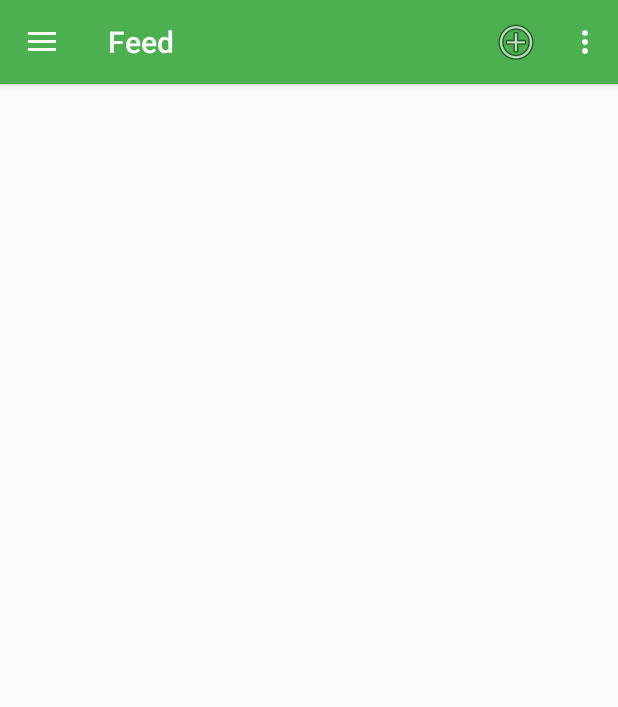
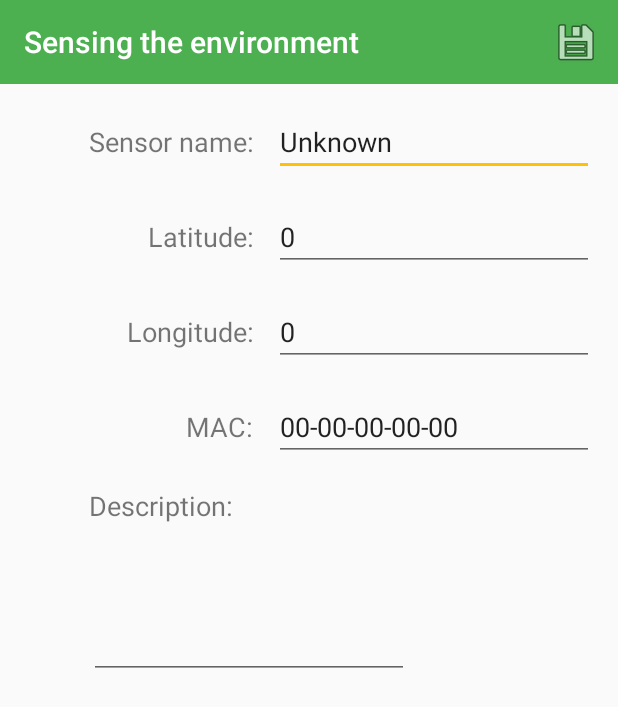
Before and after one commit to MiguelHorta/Sensing-the-environment, an Android app: the screen it shows after launch (Feed before the commit, EditSensor after it), after a tap on "Add Sensor", on a phone screen of 412 x 824 dp. Shown: the top 707 px of the screen. Run offline under Robolectric (Android 15) with nearby library versions, the phone set to English and light mode, and no system bars; 1 statement that could not run was skipped.

Commit message:
Added the ability to edit and add new Sensors.

```diff
--- a/app/build.gradle
+++ b/app/build.gradle
@@ -31,6 +31,7 @@ dependencies {
     compile 'com.android.support:support-v4:24.2.1'
     compile 'com.android.support:recyclerview-v7:24.2.1'
     compile 'com.android.support:design:24.2.1'
+    compile 'com.jjoe64:graphview:4.2.1'
     compile 'com.github.miguelhorta:Bluetooth-Library:master-SNAPSHOT'
     testCompile 'junit:junit:4.12'
     compile 'com.google.android.gms:play-services-maps:9.8.0'
--- /dev/null
+++ b/app/src/main/java/ua/cm/sensingtheenvironment/EditSensor.java
@@ -0,0 +1,100 @@
+package ua.cm.sensingtheenvironment;
+
+import android.content.Intent;
+import android.support.v7.app.AppCompatActivity;
+import android.os.Bundle;
+import android.support.v7.widget.Toolbar;
+import android.view.Menu;
+import android.view.MenuItem;
+import android.widget.EditText;
+import android.widget.TextView;
+import android.widget.Toast;
+
+import java.util.List;
+import java.util.logging.Level;
+import java.util.logging.Logger;
+
+import ua.cm.sensingtheenvironment.database.Sensor;
+
+public class EditSensor extends AppCompatActivity {
+    private static Logger log = Logger.getLogger("SenseTheEnv");
+    public static final String ARG_LATITUDE = "lat";
+    public static final String ARG_LONGITUDE = "lng";
+//    public static final String ARG_MAC = "mac";
+//    public static final String ARG_NAME = "name";
+//    public static final String ARG_DESCRIPTION = "desc";
+    public static final String ARG_SENSOR_ID = "id";
+
+    private Sensor s = null;
+
+    @Override
+    protected void onCreate(Bundle savedInstanceState) {
+
+        super.onCreate(savedInstanceState);
+        setContentView(R.layout.activity_edit_sensor);
+
+        Toolbar toolbar = (Toolbar) findViewById(R.id.edit_sensor_toolbar);
+        setSupportActionBar(toolbar);
+        toolbar.setTitle(getTitle());
+
+        Bundle extras = getIntent().getExtras();
+        if(extras != null ) {
+            ((EditText)findViewById(R.id.latitude_edit)).setText(extras.getString(ARG_LATITUDE, "0"));
+            ((EditText)findViewById(R.id.longitude_edit)).setText(extras.getString(ARG_LONGITUDE, "0"));
+            if (extras.containsKey(ARG_SENSOR_ID)) {
+                s = Sensor.findById(Sensor.class, extras.getLong(ARG_SENSOR_ID));
+                ((EditText)findViewById(R.id.sensor_name_edit)).setText(s.getGivenName());
+                ((EditText)findViewById(R.id.mac_address_edit)).setText(s.getMAC());
+                ((EditText)findViewById(R.id.description_edit)).setText(s.getDesc());
+                ((EditText)findViewById(R.id.latitude_edit)).setText(String.valueOf(s.getLatitude()));
+                ((EditText)findViewById(R.id.longitude_edit)).setText(String.valueOf(s.getLongitude()));
+            }
+        }
+
+    }
+
+    @Override
+    public boolean onCreateOptionsMenu(Menu menu) {
+        // Inflate the menu; this adds items to the action bar if it is present.
+        getMenuInflater().inflate(R.menu.sensor_edit_menu, menu);
+        return true;
+    }
+
+    @Override
+    public boolean onOptionsItemSelected(MenuItem item) {
+        // Handle action bar item clicks here. The action bar will
+        // automatically handle clicks on the Home/Up button, so long
+        // as you specify a parent activity in AndroidManifest.xml.
+        Intent intent;
+        switch (item.getItemId()) {
+            // action with ID action_refresh was selected
+            case R.id.sensor_edit_save:
+                log.log(Level.INFO, "SAVE");
+                String name = ((TextView)findViewById(R.id.sensor_name_edit)).getText().toString();
+                name = name.isEmpty() ? "UnNamed": name;
+                String mac = ((TextView) findViewById(R.id.mac_address_edit)).getText().toString();
+                if (mac.length() != 2 * 6 + 5) {
+                    Toast.makeText(this, "Bad mac, failed.", Toast.LENGTH_SHORT)
+                            .show();
+                    break;
+                }
+                try {
+                    if(s == null)
+                        s = new Sensor();
+                    s.rePopulate(mac, Double.parseDouble(((TextView)findViewById(R.id.latitude_edit)).getText().toString()),
+                            Double.parseDouble(((TextView)findViewById(R.id.longitude_edit)).getText().toString()),
+                            name,
+                            ((TextView)findViewById(R.id.description_edit)).getText().toString());
+                    s.save();
+                    this.finish();
+                } catch (Exception e) {
+                    e.printStackTrace();
+                }
+                break;
+            default:
+                break;
+        }
+
+        return super.onOptionsItemSelected(item);
+    }
+}
--- a/app/src/main/java/ua/cm/sensingtheenvironment/Feed.java
+++ b/app/src/main/java/ua/cm/sensingtheenvironment/Feed.java
@@ -17,7 +17,6 @@ import android.os.RemoteException;
 import android.support.annotation.NonNull;
 import android.support.v4.app.ActivityCompat;
 import android.support.v4.content.ContextCompat;
-import android.support.v4.widget.ListViewAutoScrollHelper;
 import android.support.v7.app.AlertDialog;
 
 import android.support.design.widget.NavigationView;
@@ -25,7 +24,6 @@ import android.support.v4.view.GravityCompat;
 import android.support.v4.widget.DrawerLayout;
 import android.support.v7.app.ActionBarDrawerToggle;
 import android.support.v7.app.AppCompatActivity;
-import android.support.v7.widget.RecyclerView;
 import android.support.v7.widget.Toolbar;
 import android.view.LayoutInflater;
 import android.view.Menu;
@@ -96,6 +94,12 @@ public class Feed extends AppCompatActivity
     }
 
     @Override
+    protected void onResume() {
+        adapter.notifyDataSetChanged();
+        super.onResume();
+    }
+
+    @Override
     public void onBackPressed() {
         DrawerLayout drawer = (DrawerLayout) findViewById(R.id.drawer_layout);
         if (drawer.isDrawerOpen(GravityCompat.START)) {
@@ -108,7 +112,7 @@ public class Feed extends AppCompatActivity
     @Override
     public boolean onCreateOptionsMenu(Menu menu) {
         // Inflate the menu; this adds items to the action bar if it is present.
-        getMenuInflater().inflate(R.menu.feeder, menu);
+        getMenuInflater().inflate(R.menu.feed, menu);
         return true;
     }
 
@@ -121,8 +125,10 @@ public class Feed extends AppCompatActivity
         switch (item.getItemId()) {
             // action with ID action_refresh was selected
             case R.id.add_sensor:
-                Toast.makeText(this, "¡¡NOT IMPLEMENTED!!", Toast.LENGTH_SHORT)
-                        .show();
+                Intent i = new Intent(this, EditSensor.class);
+                i.putExtra(EditSensor.ARG_LATITUDE, 0);
+                i.putExtra(EditSensor.ARG_LONGITUDE, 0);
+                startActivity(i);
                 break;
             default:
                 break;
--- a/app/src/main/java/ua/cm/sensingtheenvironment/SensorDetailActivity.java
+++ b/app/src/main/java/ua/cm/sensingtheenvironment/SensorDetailActivity.java
@@ -4,6 +4,8 @@ import android.content.Intent;
 import android.os.Bundle;
 import android.support.design.widget.FloatingActionButton;
 import android.support.design.widget.Snackbar;
+import android.support.v4.app.Fragment;
+import android.support.v4.app.FragmentTransaction;
 import android.support.v7.widget.Toolbar;
 import android.view.View;
 import android.support.v7.app.AppCompatActivity;
--- /dev/null
+++ b/app/src/main/res/layout/activity_edit_sensor.xml
@@ -0,0 +1,130 @@
+<?xml version="1.0" encoding="utf-8"?>
+<LinearLayout xmlns:android="http://schemas.android.com/apk/res/android"
+    xmlns:tools="http://schemas.android.com/tools"
+    xmlns:app="http://schemas.android.com/apk/res-auto"
+    android:layout_width="match_parent"
+    android:layout_height="match_parent"
+    android:orientation="vertical">
+    <android.support.v7.widget.Toolbar
+    android:id="@+id/edit_sensor_toolbar"
+    android:minHeight="?attr/actionBarSize"
+    android:layout_width="match_parent"
+    android:layout_height="?attr/actionBarSize"
+    app:titleTextColor="@android:color/white"
+    android:background="?attr/colorPrimary" />
+    <RelativeLayout
+        android:id="@+id/activity_edit_sensor"
+        android:layout_width="match_parent"
+        android:layout_height="match_parent"
+        android:paddingBottom="@dimen/activity_vertical_margin"
+        android:paddingLeft="@dimen/activity_horizontal_margin"
+        android:paddingRight="@dimen/activity_horizontal_margin"
+        android:paddingTop="@dimen/activity_vertical_margin"
+        tools:context="ua.cm.sensingtheenvironment.EditSensor">
+
+        <TextView
+            android:text="@string/sensor_name"
+            android:layout_width="wrap_content"
+            android:layout_height="wrap_content"
+            android:id="@+id/sensor_name_label"
+            android:textSize="18sp"
+            android:layout_alignBaseline="@+id/sensor_name_edit"
+            android:layout_alignBottom="@+id/sensor_name_edit"
+            android:layout_toStartOf="@+id/sensor_name_edit"
+            android:layout_marginEnd="13dp" />
+
+        <EditText
+            android:layout_width="wrap_content"
+            android:layout_height="wrap_content"
+            android:inputType="textPersonName"
+            android:text="@android:string/unknownName"
+            android:ems="10"
+            android:id="@+id/sensor_name_edit"
+            android:layout_alignParentTop="true"
+            android:layout_alignParentEnd="true" />
+
+        <TextView
+            android:text="@string/latitude"
+            android:layout_width="wrap_content"
+            android:layout_height="wrap_content"
+            android:id="@+id/latitude_label"
+            android:layout_below="@+id/sensor_name_edit"
+            android:layout_alignEnd="@+id/sensor_name_label"
+            android:layout_marginTop="28dp"
+            android:textSize="18sp" />
+
+        <EditText
+            android:layout_width="wrap_content"
+            android:layout_height="wrap_content"
+            android:inputType="numberSigned|numberDecimal"
+            android:ems="10"
+            android:id="@+id/latitude_edit"
+            android:layout_alignBaseline="@+id/latitude_label"
+            android:layout_alignBottom="@+id/latitude_label"
+            android:layout_alignParentEnd="true"
+            android:text="0" />
+
+        <TextView
+            android:text="@string/longitude"
+            android:layout_width="wrap_content"
+            android:layout_height="wrap_content"
+            android:id="@+id/longitude_label"
+            android:layout_below="@+id/latitude_edit"
+            android:layout_alignEnd="@+id/latitude_label"
+            android:layout_marginTop="28dp"
+            android:textSize="18sp" />
+
+        <EditText
+            android:layout_width="wrap_content"
+            android:layout_height="wrap_content"
+            android:inputType="numberSigned|numberDecimal"
+            android:ems="10"
+            android:id="@+id/longitude_edit"
+            android:layout_alignBaseline="@+id/longitude_label"
+            android:layout_alignBottom="@+id/longitude_label"
+            android:layout_alignParentEnd="true"
+            android:text="0" />
+
+        <TextView
+            android:text="@string/mac_address"
+            android:layout_width="wrap_content"
+            android:layout_height="wrap_content"
+            android:id="@+id/mac_address_label"
+            android:layout_below="@+id/longitude_edit"
+            android:layout_alignEnd="@+id/latitude_label"
+            android:layout_marginTop="28dp"
+            android:textSize="18sp" />
+
+        <EditText
+            android:layout_width="wrap_content"
+            android:layout_height="wrap_content"
+            android:inputType="textPersonName"
+            android:text="00-00-00-00-00"
+            android:ems="10"
+            android:id="@+id/mac_address_edit"
+            android:layout_alignBaseline="@+id/mac_address_label"
+            android:layout_alignBottom="@+id/mac_address_label"
+            android:layout_alignParentEnd="true" />
+
+        <TextView
+            android:text="@string/description"
+            android:layout_width="wrap_content"
+            android:layout_height="wrap_content"
+            android:id="@+id/description_label"
+            android:layout_below="@+id/mac_address_edit"
+            android:layout_alignStart="@+id/sensor_name_label"
+            android:layout_marginTop="17dp"
+            android:textSize="18sp" />
+
+        <EditText
+            android:layout_width="wrap_content"
+            android:layout_height="wrap_content"
+            android:inputType="textMultiLine"
+            android:ems="10"
+            android:layout_below="@+id/description_label"
+            android:layout_alignStart="@+id/description_label"
+            android:layout_marginTop="15dp"
+            android:id="@+id/description_edit"
+            android:minLines="3" />
+    </RelativeLayout>
+</LinearLayout>
--- /dev/null
+++ b/app/src/main/res/menu/sensor_edit_menu.xml
@@ -0,0 +1,9 @@
+<?xml version="1.0" encoding="utf-8"?>
+<menu xmlns:android="http://schemas.android.com/apk/res/android"
+    xmlns:app="http://schemas.android.com/apk/res-auto" >
+
+    <item android:title="@string/save"
+        android:icon="@android:drawable/ic_menu_save"
+        app:showAsAction="always"
+        android:id="@+id/sensor_edit_save" />
+</menu>
--- a/app/src/main/res/values/strings.xml
+++ b/app/src/main/res/values/strings.xml
@@ -5,6 +5,12 @@
     <string name="title_sensor_detail">Sensor Detail</string>
     <string name="add_sensor">Add Sensor</string>
     <string name="list_sensors">All Sensors</string>
+    <string name="sensor_name">Sensor name:</string>
+    <string name="latitude">Latitude:</string>
+    <string name="longitude">Longitude:</string>
+    <string name="mac_address">MAC:</string>
+    <string name="description">Description:</string>
+
     <string name="title_reading_list">Readings</string>
     <string name="title_reading_detail">Reading Detail</string>
     <string name="list_readings">All Readings</string>
@@ -19,4 +25,6 @@
     <string name="warning">Warning</string>
     <string name="confirmation_delete_sensors">Are you sure you want to reset the known sensors database?</string>
     <string name="success_delete_sensors">All known sensors deleted.</string>
+    <string name="unnamed">Unnamed</string>
+    <string name="save">Save</string>
 </resources>
```
Also changed, not shown: app/src/main/AndroidManifest.xml (+16 -5 lines), app/src/main/java/ua/cm/sensingtheenvironment/ReadingListActivity.java (+7 -0 lines), app/src/main/java/ua/cm/sensingtheenvironment/SensorDetailFragment.java (+18 -2 lines), app/src/main/java/ua/cm/sensingtheenvironment/SensorListActivity.java (+14 -1 lines), app/src/main/java/ua/cm/sensingtheenvironment/database/Sensor.java (+8 -0 lines), app/src/main/res/layout/sensor_detail.xml (+13 -7 lines), app/src/main/res/menu/feed.xml (renamed from app/src/main/res/menu/feeder.xml).
